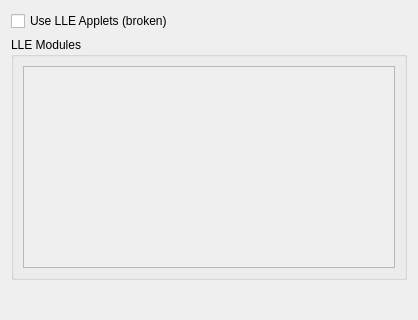
Before: the Qt Designer form src/citra/configuration/configure_lle.ui in GreenAmaranthine/citra, drawn with Qt 5; both pictures show x 0 to 418 and y 0 to 320 of the 418 by 534 pixel window.
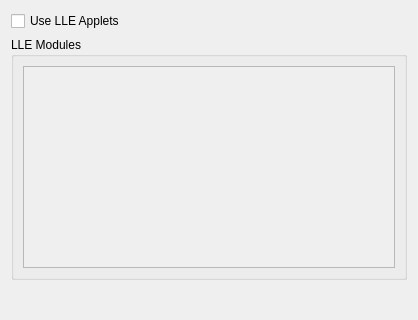
After: the same form once the commit is applied.

Commit message: fix lle applets

```diff
--- a/src/citra/configuration/configure_lle.ui
+++ b/src/citra/configuration/configure_lle.ui
@@ -19,7 +19,7 @@
      <item>
       <widget class="QCheckBox" name="use_lle_applets">
        <property name="text">
-        <string>Use LLE Applets (broken)</string>
+        <string>Use LLE Applets</string>
        </property>
       </widget>
      </item>
```
The commit also changes 1 other file.
